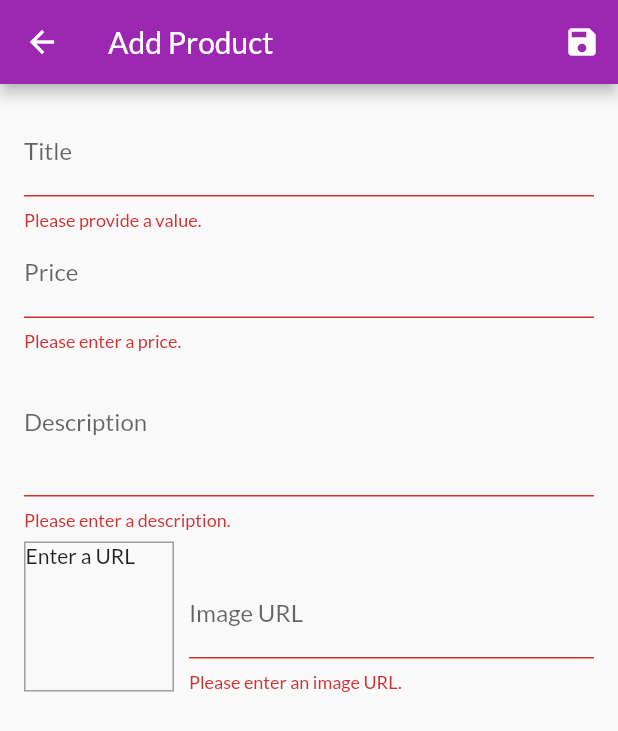
After one commit to Edenik/Flutter_Shop_App, a Flutter app: the EditProductScreen screen opened by its route, after a tap on the "save" icon, on a phone screen of 412 x 824 dp. The commit adds this screen. Shown: the top 731 px of the screen. Run offline on Flutter 3.47's test engine with Material 2 defaults, Android fonts, the phone set to English and light mode, and no system bars; network calls fail.

Commit message:
working with user inputs & forms

```diff
--- a/lib/main.dart
+++ b/lib/main.dart
@@ -1,10 +1,13 @@
 import 'package:flutter/material.dart';
+import 'package:flutter_shop_app/screens/edit_product.dart';
 import 'package:provider/provider.dart';
 
 import './screens/orders_screen.dart';
 import './screens/cart_screen.dart';
 import './screens/product_detail.dart';
 import './screens/products_overview_screen.dart';
+import './screens/user_products_screen.dart';
+
 import './providers/cart.dart';
 import './providers/orders.dart';
 import './providers/products.dart';
@@ -42,6 +45,8 @@ class MyApp extends StatelessWidget {
           ProductDetailScreen.routeName: (ctx) => ProductDetailScreen(),
           CartScreen.routeName: (ctx) => CartScreen(),
           OrdersScreen.routeName: (ctx) => OrdersScreen(),
+          UserProductsScreen.routeName: (ctx) => UserProductsScreen(),
+          EditProductScreen.routeName: (ctx) => EditProductScreen(),
         },
       ),
     );
--- a/lib/providers/products.dart
+++ b/lib/providers/products.dart
@@ -50,8 +50,28 @@ class Products with ChangeNotifier {
     return _items.firstWhere((prod) => prod.id == id);
   }
 
-  void addProduct() {
-    // _items.add(value);
+  void addProduct(Product product) {
+    final newProduct = Product(
+      title: product.title,
+      description: product.description,
+      price: product.price,
+      imageUrl: product.imageUrl,
+      id: DateTime.now().toString(),
+    );
+    _items.add(newProduct);
+    notifyListeners();
+  }
+
+  void updateProduct(String id, Product newProduct) {
+    final prodIndex = _items.indexWhere((prod) => prod.id == id);
+    if (prodIndex >= 0) {
+      _items[prodIndex] = newProduct;
+      notifyListeners();
+    }
+  }
+
+  void deleteProduct(String id) {
+    _items.removeWhere((prod) => prod.id == id);
     notifyListeners();
   }
 }
--- /dev/null
+++ b/lib/screens/edit_product.dart
@@ -0,0 +1,271 @@
+import 'package:flutter/material.dart';
+import 'package:provider/provider.dart';
+
+import '../providers/product.dart';
+import '../providers/products.dart';
+
+class EditProductScreen extends StatefulWidget {
+  static const routeName = '/edit-product';
+
+  @override
+  _EditProductScreenState createState() => _EditProductScreenState();
+}
+
+class _EditProductScreenState extends State<EditProductScreen> {
+  final _priceFocusNode = FocusNode();
+  final _descriptionFocusNode = FocusNode();
+  final _imageUrlController = TextEditingController();
+  final _imageUrlFocusNode = FocusNode();
+  final _form = GlobalKey<FormState>();
+  var _editedProduct = Product(
+    id: null,
+    title: '',
+    price: 0,
+    description: '',
+    imageUrl: '',
+  );
+  var _initValues = {
+    'title': '',
+    'description': '',
+    'price': '',
+    'imageUrl': ''
+  };
+  var _isInit = true;
+  @override
+  void initState() {
+    super.initState();
+    _imageUrlController.addListener(_updateImageUrl);
+  }
+
+  @override
+  void didChangeDependencies() {
+    super.didChangeDependencies();
+    if (_isInit) {
+      final productId = ModalRoute.of(context).settings.arguments as String;
+
+      if (productId != null) {
+        _editedProduct =
+            Provider.of<Products>(context, listen: false).findById(productId);
+        _initValues = {
+          'title': _editedProduct.title,
+          'description': _editedProduct.description,
+          'price': _editedProduct.price.toString(),
+          'imageUrl': '',
+        };
+        _imageUrlController.text = _editedProduct.imageUrl;
+      }
+    }
+
+    _isInit = false;
+  }
+
+  @override
+  void dispose() {
+    super.dispose();
+    _imageUrlFocusNode.removeListener(_updateImageUrl);
+    _priceFocusNode.dispose();
+    _descriptionFocusNode.dispose();
+    _imageUrlController.dispose();
+    _imageUrlFocusNode.dispose();
+  }
+
+  void _updateImageUrl() {
+    if (!_imageUrlFocusNode.hasFocus) {
+      if ((!_imageUrlController.text.startsWith('http') &&
+              !_imageUrlController.text.startsWith('https')) ||
+          (!_imageUrlController.text.endsWith('.png') &&
+              !_imageUrlController.text.endsWith('.jpg') &&
+              !_imageUrlController.text.endsWith('.jpeg'))) {
+        return;
+      }
+
+      setState(() {});
+    }
+  }
+
+  void _saveForm() {
+    final isValid = _form.currentState.validate();
+    if (!isValid) {
+      return;
+    }
+    _form.currentState.save();
+    if (_editedProduct.id != null) {
+      Provider.of<Products>(context, listen: false)
+          .updateProduct(_editedProduct.id, _editedProduct);
+    } else {
+      Provider.of<Products>(context, listen: false).addProduct(_editedProduct);
+    }
+    Navigator.of(context).pop();
+  }
+
+  @override
+  Widget build(BuildContext context) {
+    return Scaffold(
+      appBar: AppBar(
+        title: Text(_editedProduct.id != null
+            ? 'Edit Product: ${_editedProduct.title}'
+            : 'Add Product'),
+        actions: <Widget>[
+          IconButton(
+            icon: Icon(Icons.save),
+            onPressed: _saveForm,
+          )
+        ],
+      ),
+      body: Padding(
+        padding: const EdgeInsets.all(16.0),
+        child: Form(
+          key: _form,
+          child: ListView(
+            children: <Widget>[
+              TextFormField(
+                initialValue: _initValues['title'],
+                decoration: InputDecoration(labelText: 'Title'),
+                textInputAction: TextInputAction.next,
+                onFieldSubmitted: (_) {
+                  FocusScope.of(context).requestFocus(_priceFocusNode);
+                },
+                onSaved: (newValue) {
+                  _editedProduct = Product(
+                    title: newValue,
+                    price: _editedProduct.price,
+                    description: _editedProduct.description,
+                    imageUrl: _editedProduct.imageUrl,
+                    id: _editedProduct.id,
+                    isFavorite: _editedProduct.isFavorite,
+                  );
+                },
+                validator: (value) {
+                  if (value.isEmpty) {
+                    return 'Please provide a value.';
+                  } else {
+                    return null;
+                  }
+                },
+              ),
+              TextFormField(
+                initialValue: _initValues['price'],
+                decoration: InputDecoration(labelText: 'Price'),
+                textInputAction: TextInputAction.next,
+                keyboardType: TextInputType.number,
+                focusNode: _priceFocusNode,
+                onFieldSubmitted: (_) {
+                  FocusScope.of(context).requestFocus(_descriptionFocusNode);
+                },
+                onSaved: (newValue) {
+                  _editedProduct = Product(
+                    title: _editedProduct.title,
+                    price: double.parse(newValue),
+                    description: _editedProduct.description,
+                    imageUrl: _editedProduct.imageUrl,
+                    id: _editedProduct.id,
+                    isFavorite: _editedProduct.isFavorite,
+                  );
+                },
+                validator: (value) {
+                  if (value.isEmpty) {
+                    return 'Please enter a price.';
+                  }
+                  if (double.tryParse(value) == null) {
+                    return 'Please enter a valid number';
+                  }
+                  if (double.parse(value) <= 0) {
+                    return 'Please enter a number greater than zero.';
+                  }
+                  return null;
+                },
+              ),
+              TextFormField(
+                initialValue: _initValues['description'],
+                decoration: InputDecoration(labelText: 'Description'),
+                maxLines: 3,
+                keyboardType: TextInputType.multiline,
+                focusNode: _descriptionFocusNode,
+                validator: (value) {
+                  if (value.isEmpty) {
+                    return 'Please enter a description.';
+                  }
+                  if (value.length < 10) {
+                    return 'Description should be at least 10 characters long.';
+                  }
+                  return null;
+                },
+                onSaved: (newValue) {
+                  _editedProduct = Product(
+                    title: _editedProduct.title,
+                    price: _editedProduct.price,
+                    description: newValue,
+                    imageUrl: _editedProduct.imageUrl,
+                    id: _editedProduct.id,
+                    isFavorite: _editedProduct.isFavorite,
+                  );
+                },
+              ),
+              Row(
+                crossAxisAlignment: CrossAxisAlignment.end,
+                children: <Widget>[
+                  Container(
+                    width: 100,
+                    height: 100,
+                    margin: EdgeInsets.only(top: 8, right: 10),
+                    decoration: BoxDecoration(
+                      border: Border.all(width: 1, color: Colors.grey),
+                    ),
+                    child: _imageUrlController.text.isEmpty
+                        ? Text('Enter a URL')
+                        : FittedBox(
+                            child: Image.network(
+                              _imageUrlController.text,
+                              fit: BoxFit.cover,
+                            ),
+                          ),
+                  ),
+                  Expanded(
+                    child: TextFormField(
+                      decoration: InputDecoration(labelText: 'Image URL'),
+                      keyboardType: TextInputType.url,
+                      textInputAction: TextInputAction.done,
+                      controller: _imageUrlController,
+                      focusNode: _imageUrlFocusNode,
+                      onEditingComplete: () {
+                        setState(() {});
+                      },
+                      onFieldSubmitted: (_) {
+                        _saveForm();
+                      },
+                      validator: (value) {
+                        if (value.isEmpty) {
+                          return 'Please enter an image URL.';
+                        }
+                        if (!value.startsWith('http') &&
+                            !value.startsWith('https')) {
+                          return 'Please enter a valid URL.';
+                        }
+                        if (!value.endsWith('.png') &&
+                            !value.endsWith('.jpg') &&
+                            !value.endsWith('.jpeg')) {
+                          return 'Please enter a valid image URL.';
+                        }
+                        return null;
+                      },
+                      onSaved: (newValue) {
+                        _editedProduct = Product(
+                          title: _editedProduct.title,
+                          price: _editedProduct.price,
+                          description: _editedProduct.description,
+                          imageUrl: newValue,
+                          id: _editedProduct.id,
+                          isFavorite: _editedProduct.isFavorite,
+                        );
+                      },
+                    ),
+                  ),
+                ],
+              )
+            ],
+          ),
+        ),
+      ),
+    );
+  }
+}
```
Also changed, not shown: lib/providers/cart.dart (+19 -0 lines), lib/screens/user_products_screen.dart (added, +45 -0 lines), lib/widgets/app_drawer.dart (+10 -0 lines), lib/widgets/cart_item.dart (+25 -1 lines), lib/widgets/product_item.dart (+12 -0 lines), lib/widgets/user_product_item.dart (added, +43 -0 lines).
